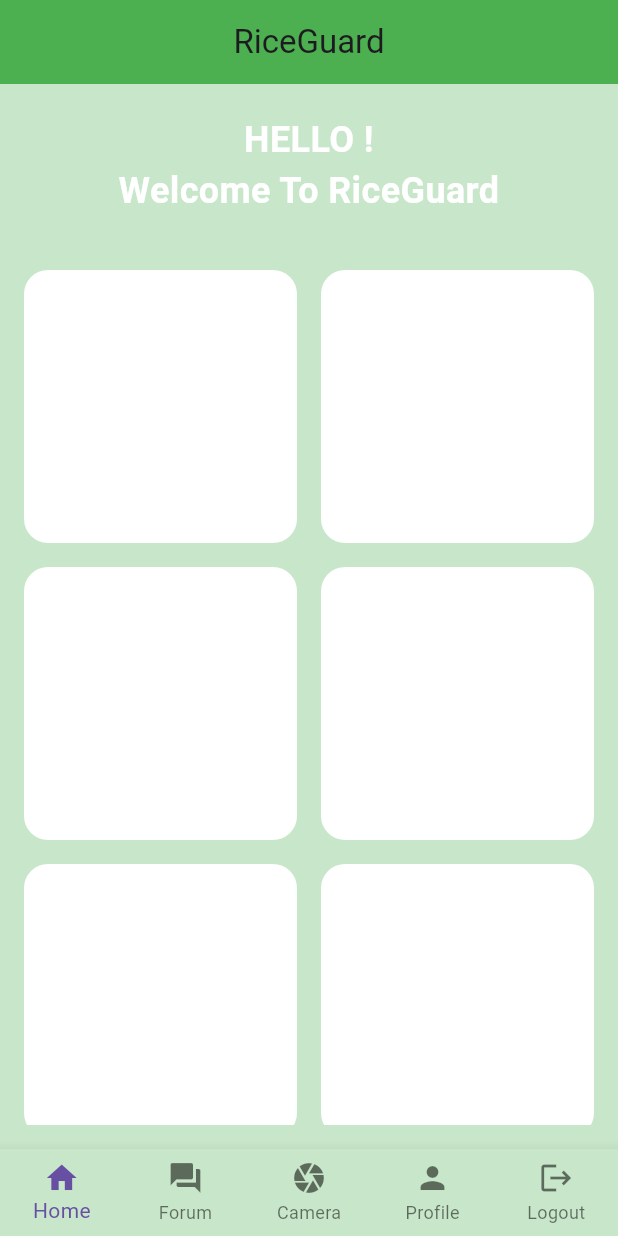
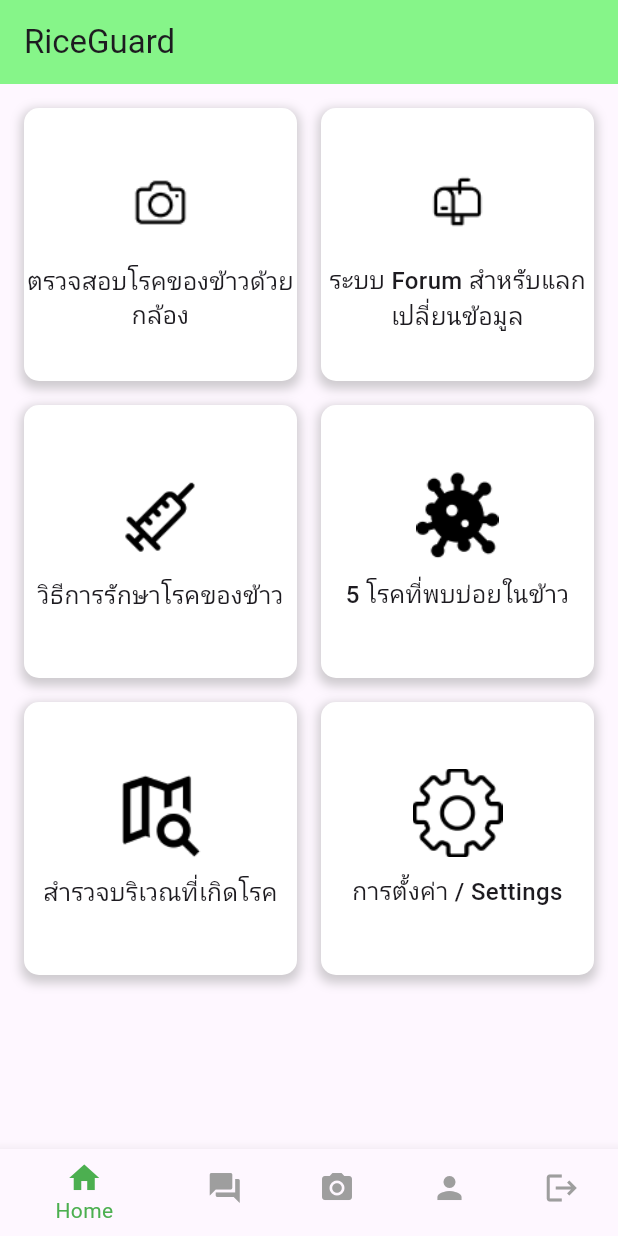
Before and after one commit to Slippy03/Project_2024, a Flutter app: the HomePage screen opened directly, on a phone screen of 412 x 824 dp. Run offline on Flutter 3.47's test engine with Material 3 defaults, Android fonts, the phone set to English and light mode, and no system bars; our stand-ins replace cloud_firestore, firebase_auth, firebase_core; accounts and stored records are empty.

Commit message:
add navbar.dart
add navbar.dart for using in another pages

```diff
--- a/riceguard_app/lib/pages/home.dart
+++ b/riceguard_app/lib/pages/home.dart
@@ -1,125 +1,140 @@
 import 'package:flutter/material.dart';
-import 'package:firebase_auth/firebase_auth.dart';
-import 'login.dart';
+import 'navbar.dart';
 
-class HomePage extends StatelessWidget {
+class HomePage extends StatefulWidget {
+  @override
+  _HomePageState createState() => _HomePageState();
+}
+
+class _HomePageState extends State<HomePage> {
+  int _selectedIndex = 0;  // ตำแหน่งของแท็บปัจจุบัน
+
+  void _onItemTapped(int index) {
+    setState(() {
+      _selectedIndex = index;
+    });
+
+    switch (index) {
+      case 0:
+        Navigator.of(context).pushReplacementNamed('/home');
+        break;
+      case 1:
+        Navigator.of(context).pushReplacementNamed('/forum');
+        break;
+      case 2:
+        Navigator.of(context).pushReplacementNamed('/camera');
+        break;
+      case 3:
+        Navigator.of(context).pushReplacementNamed('/profile');
+        break;
+    }
+  }
+
   @override
   Widget build(BuildContext context) {
     return Scaffold(
-      backgroundColor: Colors.green[100],
       appBar: AppBar(
-        backgroundColor: Colors.green,
         title: Text('RiceGuard'),
-        centerTitle: true,
+        backgroundColor: Color.fromRGBO(134, 245, 137, 1),
       ),
-      body: Column(
-        children: [
-          SizedBox(height: 20),
-          Text(
-            'HELLO !\nWelcome To RiceGuard',
-            textAlign: TextAlign.center,
-            style: TextStyle(
-              fontSize: 24,
-              fontWeight: FontWeight.bold,
-              color: Colors.white,
+      body: Padding(
+        padding: const EdgeInsets.all(16.0),
+        child: GridView.count(
+          crossAxisCount: 2,
+          crossAxisSpacing: 16.0,
+          mainAxisSpacing: 16.0,
+          children: [
+            _buildMenuItem(
+              context,
+              'ตรวจสอบโรคของข้าวด้วยกล้อง',
+              'assets/images/camera.png',
+              () {
+                // ไปที่หน้ากล้อง
+              },
             ),
-          ),
-          SizedBox(height: 20),
-          Expanded(
-            child: Padding(
-              padding: const EdgeInsets.all(16.0),
-              child: GridView.builder(
-                gridDelegate: SliverGridDelegateWithFixedCrossAxisCount(
-                  crossAxisCount: 2,
-                  mainAxisSpacing: 16.0,
-                  crossAxisSpacing: 16.0,
-                ),
-                itemBuilder: (context, index) {
-                  return Container(
-                    decoration: BoxDecoration(
-                      color: Colors.white,
-                      borderRadius: BorderRadius.circular(16.0),
-                    ),
-                  );
-                },
-                itemCount: 6, // Number of boxes
-              ),
+            _buildMenuItem(
+              context,
+              'ระบบ Forum สำหรับแลกเปลี่ยนข้อมูล',
+              'assets/images/mail-box.png',
+              () {
+                // ไปที่หน้า forum
+              },
             ),
-          ),
-        ],
+            _buildMenuItem(
+              context,
+              'วิธีการรักษาโรคของข้าว',
+              'assets/images/cure.png',
+              () {
+                // ไปที่หน้าการรักษาโรค
+              },
+            ),
+            _buildMenuItem(
+              context,
+              '5 โรคที่พบบ่อยในข้าว',
+              'assets/images/virus.png',
+              () {
+                // ไปที่หน้าโรคที่พบบ่อย
+              },
+            ),
+            _buildMenuItem(
+              context,
+              'สำรวจบริเวณที่เกิดโรค',
+              'assets/images/maps.png',
+              () {
+                // ไปที่หน้าสำรวจ
+              },
+            ),
+            _buildMenuItem(
+              context,
+              'การตั้งค่า / Settings',
+              'assets/images/settings.png',
+              () {
+                // ไปที่หน้าการตั้งค่า
+              },
+            ),
+          ],
+        ),
       ),
-      bottomNavigationBar: BottomNavigationBar(
-        type: BottomNavigationBarType.fixed,
-        backgroundColor: Colors.green[100],
-        items: [
-          BottomNavigationBarItem(
-            icon: Icon(Icons.home),
-            label: 'Home',
-          ),
-          BottomNavigationBarItem(
-            icon: Icon(Icons.forum),
-            label: 'Forum',
-          ),
-          BottomNavigationBarItem(
-            icon: Icon(Icons.camera),
-            label: 'Camera',
-          ),
-          BottomNavigationBarItem(
-            icon: Icon(Icons.person),
-            label: 'Profile',
-          ),
-          BottomNavigationBarItem(
-            icon: Icon(Icons.logout),
-            label: 'Logout',
-          ),
-        ],
-        onTap: (index) {
-          if (index == 4) {
-            _showLogoutPrompt(context);
-          }
-        },
+      bottomNavigationBar: MyBottomNavBar(
+        currentIndex: _selectedIndex,
+        onTap: _onItemTapped,
       ),
     );
   }
 
-  // Function to show logout confirmation prompt
-  void _showLogoutPrompt(BuildContext context) {
-    showDialog(
-      context: context,
-      builder: (BuildContext context) {
-        return AlertDialog(
-          title: Text('Confirm Logout'),
-          content: Text('Are you sure you want to log out?'),
-          actions: <Widget>[
-            TextButton(
-              onPressed: () {
-                Navigator.of(context).pop();
-              },
-              child: Text('Cancel'),
-            ),
-            TextButton(
-              onPressed: () {
-                Navigator.of(context).pop();
-                _logout(context);
-              },
-              child: Text('Logout'),
+  Widget _buildMenuItem(
+      BuildContext context, String title, String iconPath, VoidCallback onTap) {
+    return GestureDetector(
+      onTap: onTap,
+      child: Container(
+        decoration: BoxDecoration(
+          color: Colors.white,
+          borderRadius: BorderRadius.circular(10),
+          boxShadow: [
+            BoxShadow(
+              color: Colors.grey.withOpacity(0.5),
+              spreadRadius: 2,
+              blurRadius: 5,
+              offset: Offset(0, 3),
             ),
           ],
-        );
-      },
+        ),
+        child: Column(
+          mainAxisAlignment: MainAxisAlignment.center,
+          children: [
+            Image.asset(iconPath, height: 60, width: 60),
+            SizedBox(height: 10),
+            Text(
+              title,
+              textAlign: TextAlign.center,
+              style: TextStyle(
+                fontSize: 16,
+                fontWeight: FontWeight.w500,
+              ),
+            ),
+          ],
+        ),
+      ),
     );
   }
-
-  void _logout(BuildContext context) async {
-    try {
-      await FirebaseAuth.instance.signOut();
-
-      Navigator.pushReplacement(
-        context,
-        MaterialPageRoute(builder: (context) => LoginPage()),
-      );
-    } catch (e) {
-      print('Error logging out: $e');
-    }
-  }
 }
--- /dev/null
+++ b/riceguard_app/lib/pages/navbar.dart
@@ -0,0 +1,48 @@
+import 'package:flutter/material.dart';
+import 'package:firebase_auth/firebase_auth.dart';
+
+class MyBottomNavBar extends StatelessWidget {
+  final int currentIndex;
+  final Function(int) onTap;
+
+  MyBottomNavBar({required this.currentIndex, required this.onTap});
+
+  @override
+  Widget build(BuildContext context) {
+    return BottomNavigationBar(
+      currentIndex: currentIndex,  // กำหนดแท็บปัจจุบันที่ถูกเลือก
+      items: const <BottomNavigationBarItem>[
+        BottomNavigationBarItem(
+          icon: Icon(Icons.home),
+          label: 'Home',
+        ),
+        BottomNavigationBarItem(
+          icon: Icon(Icons.forum),
+          label: 'Forum',
+        ),
+        BottomNavigationBarItem(
+          icon: Icon(Icons.camera_alt),
+          label: 'Camera',
+        ),
+        BottomNavigationBarItem(
+          icon: Icon(Icons.person),
+          label: 'Profile',
+        ),
+        BottomNavigationBarItem(
+          icon: Icon(Icons.logout),
+          label: 'Logout',
+        ),
+      ],
+      selectedItemColor: Colors.green,
+      unselectedItemColor: Colors.grey,
+      onTap: (index) {
+        if (index == 4) {
+          FirebaseAuth.instance.signOut();
+          Navigator.of(context).pushReplacementNamed('/login');
+        } else {
+          onTap(index);
+        }
+      },
+    );
+  }
+}
```
Also changed, not shown: riceguard_app/lib/main.dart (+10 -1 lines), riceguard_app/pubspec.yaml (+9 -0 lines), riceguard_app/assets/images/maps.png (added).
